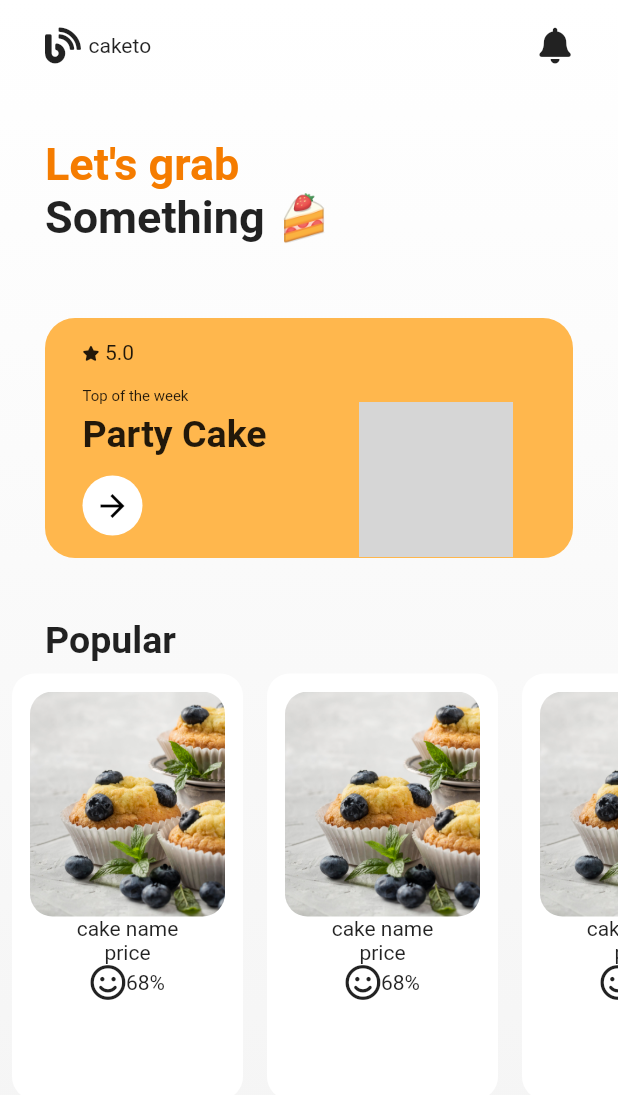
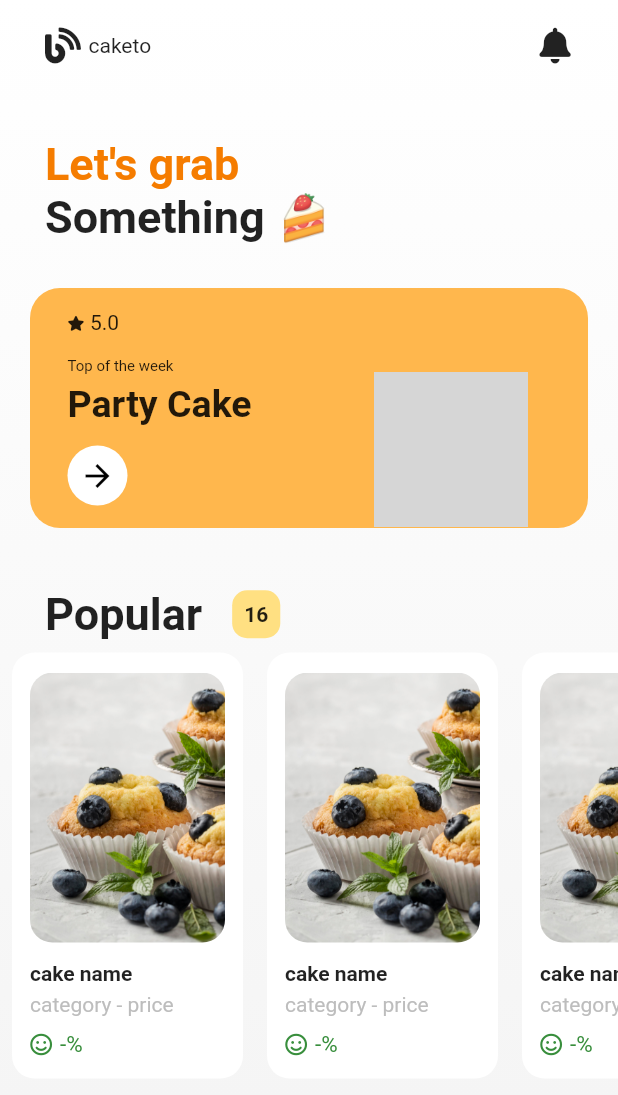
Before and after one commit to mohmedkasim/food_grap_ui, a Flutter app: the screen it shows after launch, on a phone screen of 412 x 824 dp. Shown: the top 1095 px of the screen. Run offline on Flutter 3.47's test engine with Material 2 defaults, Android fonts, the phone set to English and light mode, and no system bars; our stand-ins replace font_awesome_flutter; grey boxes are pictures that could not be loaded.

Commit message:
add variables

```diff
--- a/lib/screens/home_screen.dart
+++ b/lib/screens/home_screen.dart
@@ -68,7 +68,6 @@ class _HomeScreenState extends State<HomeScreen> {
                     ],
                   ),
                 ),
-                SizedBox(height: 20),
                 ContainerTopWeek(
                   title: "Party Cake",
                   stars: "5.0",
@@ -77,9 +76,19 @@ class _HomeScreenState extends State<HomeScreen> {
                 SizedBox(height: 40),
                 Padding(
                   padding: const EdgeInsets.symmetric(horizontal: 30),
-                  child: Text(
-                    'Popular',
-                    style: TextStyle(fontSize: 25, fontWeight: FontWeight.bold),
+                  child: Row(
+                    crossAxisAlignment: CrossAxisAlignment.center,
+                    children: [
+                      Text(
+                        'Popular',
+                        style: TextStyle(
+                            fontSize: 30, fontWeight: FontWeight.bold),
+                      ),
+                      SizedBox(
+                        width: 20,
+                      ),
+                      PopularCount()
+                    ],
                   ),
                 ),
                 ConstrainedBox(
@@ -105,9 +114,20 @@ class _HomeScreenState extends State<HomeScreen> {
 }
 
 class PopularItemList extends StatelessWidget {
-  const PopularItemList({
-    Key key,
-  }) : super(key: key);
+  final String title;
+  final String category;
+  final String price;
+  final String percent;
+  final String image;
+
+  const PopularItemList(
+      {Key key,
+      this.title,
+      this.category,
+      this.price,
+      this.percent,
+      this.image})
+      : super(key: key);
 
   @override
   Widget build(BuildContext context) {
@@ -119,21 +139,45 @@ class PopularItemList extends StatelessWidget {
         child: Padding(
           padding: const EdgeInsets.all(12.0),
           child: Column(
+            crossAxisAlignment: CrossAxisAlignment.start,
+            mainAxisAlignment: MainAxisAlignment.spaceEvenly,
             children: [
               ClipRRect(
                   borderRadius: BorderRadius.circular(15),
                   child: Image.asset(
                     'assets/images/cupcake_blueberr.jpg',
                     width: 130,
-                    height: 150,
+                    height: 180,
                     fit: BoxFit.fitHeight,
                   )),
-              Text('cake name'),
-              Text('price'),
+              SizedBox(height: 10),
+              Text(
+                title ?? 'cake name',
+                style: TextStyle(fontWeight: FontWeight.bold),
+              ),
+              SizedBox(height: 2),
+              Text(
+                '${category ?? "category"} - ${price ?? "price"}',
+                style: TextStyle(color: Colors.grey[400]),
+              ),
+              SizedBox(
+                height: 7,
+              ),
               Row(
                 children: [
-                  Icon(FontAwesomeIcons.smile),
-                  Text('68%'),
+                  Icon(
+                    FontAwesomeIcons.smile,
+                    color: Colors.green[700],
+                    size: 15,
+                  ),
+                  SizedBox(width: 5),
+                  Text(
+                    '${percent ?? "-"}%',
+                    style: TextStyle(
+                      color: Colors.green[700],
+                      fontSize: 15,
+                    ),
+                  ),
                 ],
               )
             ],
@@ -155,7 +199,7 @@ class ContainerTopWeek extends StatelessWidget {
   @override
   Widget build(BuildContext context) {
     return Padding(
-      padding: const EdgeInsets.symmetric(horizontal: 30),
+      padding: const EdgeInsets.symmetric(horizontal: 20),
       child: Stack(
         children: [
           Padding(
@@ -219,3 +263,24 @@ class ContainerTopWeek extends StatelessWidget {
     );
   }
 }
+
+class PopularCount extends StatelessWidget {
+  final String number;
+
+  const PopularCount({Key key, this.number}) : super(key: key);
+
+  @override
+  Widget build(BuildContext context) {
+    return Container(
+      decoration: BoxDecoration(
+          borderRadius: BorderRadius.circular(10), color: Colors.amber[200]),
+      child: Padding(
+        padding: const EdgeInsets.all(8.0),
+        child: Text(
+          '16',
+          style: TextStyle(fontWeight: FontWeight.bold),
+        ),
+      ),
+    );
+  }
+}
```
